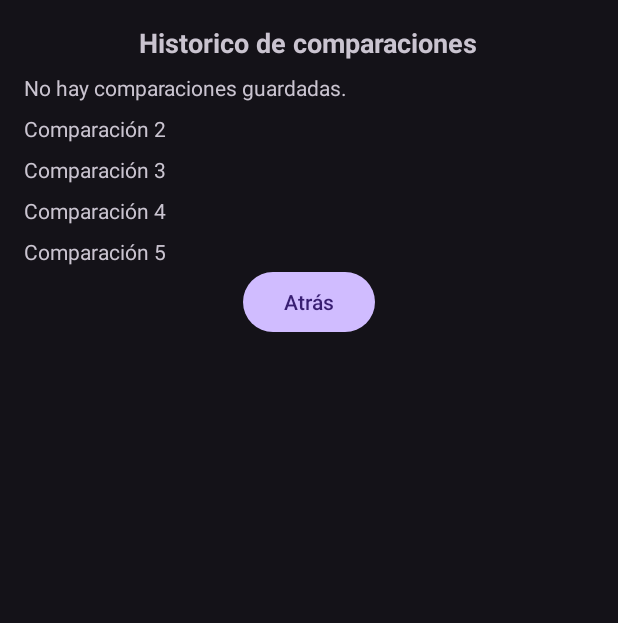
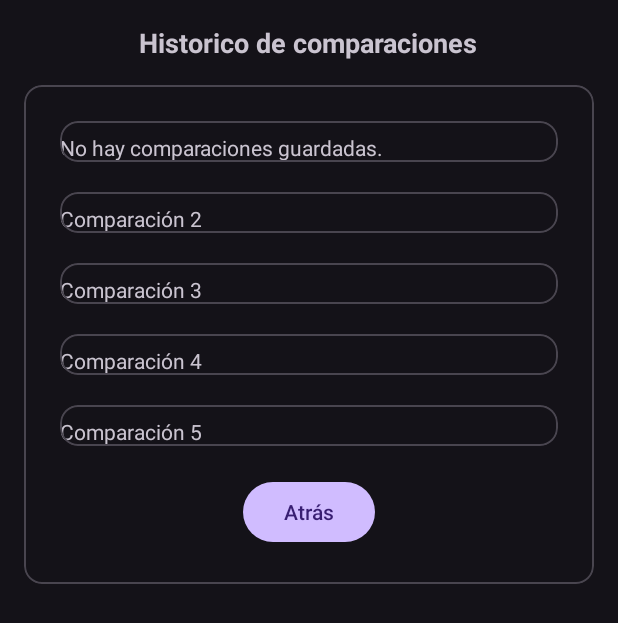
Before and after one commit to fermartini/tp_integrador, an Android app: the HistoryActivity screen opened directly, with no data from a screen before it, on a phone screen of 412 x 824 dp. Shown: the top 623 px of the screen. Run offline under Robolectric (Android 15) with nearby library versions, the light colour scheme and no system bars.

Commit message:
Update activity_history.xml
Agregué secciones de MaterialCardView para acomodar las comparaciones

```diff
--- a/app/src/main/res/layout/activity_history.xml
+++ b/app/src/main/res/layout/activity_history.xml
@@ -2,6 +2,7 @@
 <LinearLayout xmlns:android="http://schemas.android.com/apk/res/android"
 
     xmlns:tools="http://schemas.android.com/tools"
+    xmlns:app="http://schemas.android.com/apk/res-auto"
     android:id="@+id/main"
     android:layout_width="match_parent"
     android:layout_height="match_parent"
@@ -18,12 +19,56 @@
         android:textStyle="bold"
         android:layout_gravity="center"/>
 
+    <com.google.android.material.card.MaterialCardView
+        android:layout_width="match_parent"
+        android:layout_height="wrap_content"
+        android:layout_marginBottom="20dp"
+        android:elevation="4dp"
+        android:layout_marginTop="16dp"
+        app:cardCornerRadius="12dp">
+
+        <LinearLayout
+            android:layout_width="match_parent"
+            android:layout_height="wrap_content"
+            android:orientation="vertical"
+            android:padding="24dp"
+            android:gravity="center">
+
+            <LinearLayout
+                android:layout_width="match_parent"
+                android:layout_height="wrap_content"
+                android:orientation="horizontal"
+                android:gravity="center">
+
+                <LinearLayout
+                    android:layout_width="0dp"
+                    android:layout_height="wrap_content"
+                    android:layout_weight="1"
+                    android:orientation="vertical"
+                    android:gravity="center_horizontal">
+
+                    <com.google.android.material.card.MaterialCardView
+                        android:layout_width="match_parent"
+                        android:layout_height="wrap_content"
+                        android:layout_marginBottom="20dp"
+                        android:elevation="4dp"
+                        app:cardCornerRadius="12dp">
+
                     <TextView
                         android:id="@+id/comparacion1"
                         android:layout_width="wrap_content"
                         android:layout_height="wrap_content"
-        android:text="Comparación 1"
-        android:paddingTop="8dp"/>
+                        android:paddingTop="8dp"
+                        android:text="Comparación 1" />
+
+                    </com.google.android.material.card.MaterialCardView>
+
+                    <com.google.android.material.card.MaterialCardView
+                        android:layout_width="match_parent"
+                        android:layout_height="wrap_content"
+                        android:layout_marginBottom="20dp"
+                        android:elevation="4dp"
+                        app:cardCornerRadius="12dp">
 
                         <TextView
                             android:id="@+id/comparacion2"
@@ -31,6 +76,15 @@
                             android:layout_height="wrap_content"
                             android:text="Comparación 2"
                             android:paddingTop="8dp"/>
+                    </com.google.android.material.card.MaterialCardView>
+
+
+                    <com.google.android.material.card.MaterialCardView
+                        android:layout_width="match_parent"
+                        android:layout_height="wrap_content"
+                        android:layout_marginBottom="20dp"
+                        android:elevation="4dp"
+                        app:cardCornerRadius="12dp">
 
                         <TextView
                             android:id="@+id/comparacion3"
@@ -38,6 +92,14 @@
                             android:layout_height="wrap_content"
                             android:text="Comparación 3"
                             android:paddingTop="8dp"/>
+                    </com.google.android.material.card.MaterialCardView>
+
+                    <com.google.android.material.card.MaterialCardView
+                        android:layout_width="match_parent"
+                        android:layout_height="wrap_content"
+                        android:layout_marginBottom="20dp"
+                        android:elevation="4dp"
+                        app:cardCornerRadius="12dp">
 
                         <TextView
                             android:id="@+id/comparacion4"
@@ -45,6 +107,14 @@
                             android:layout_height="wrap_content"
                             android:text="Comparación 4"
                             android:paddingTop="8dp"/>
+                    </com.google.android.material.card.MaterialCardView>
+
+                    <com.google.android.material.card.MaterialCardView
+                        android:layout_width="match_parent"
+                        android:layout_height="wrap_content"
+                        android:layout_marginBottom="20dp"
+                        android:elevation="4dp"
+                        app:cardCornerRadius="12dp">
 
                         <TextView
                             android:id="@+id/comparacion5"
@@ -52,12 +122,21 @@
                             android:layout_height="wrap_content"
                             android:text="Comparación 5"
                             android:paddingTop="8dp"/>
+                    </com.google.android.material.card.MaterialCardView>
+
+                </LinearLayout>
+            </LinearLayout>
 
             <Button
                 android:id="@+id/btnAtras"
                 android:layout_width="wrap_content"
                 android:layout_height="wrap_content"
                 android:layout_gravity="center"
-        android:text="Atrás"/>
+                android:text="Atrás" />
 
         </LinearLayout>
+
+
+
+    </com.google.android.material.card.MaterialCardView>
+</LinearLayout>
```
Lines whose indentation alone changed are shown as unchanged.
